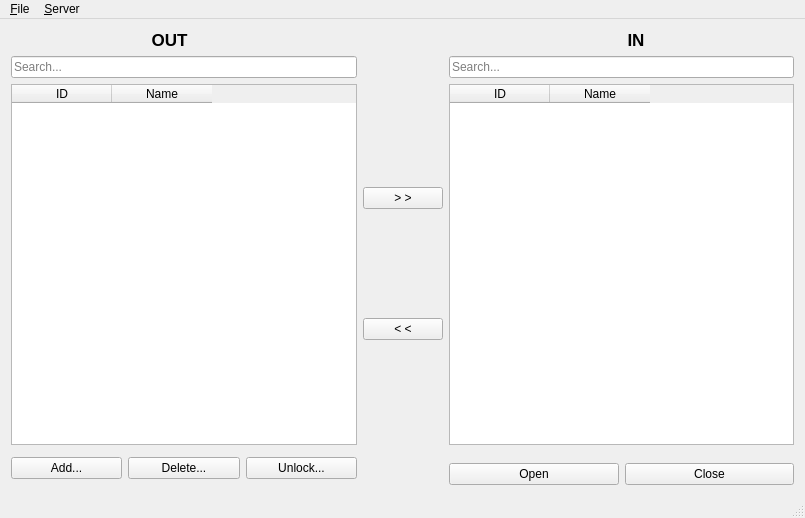
Above: access_control_client/mainwindow.ui from jlliteres/edib before the change. Below: the same form after it.
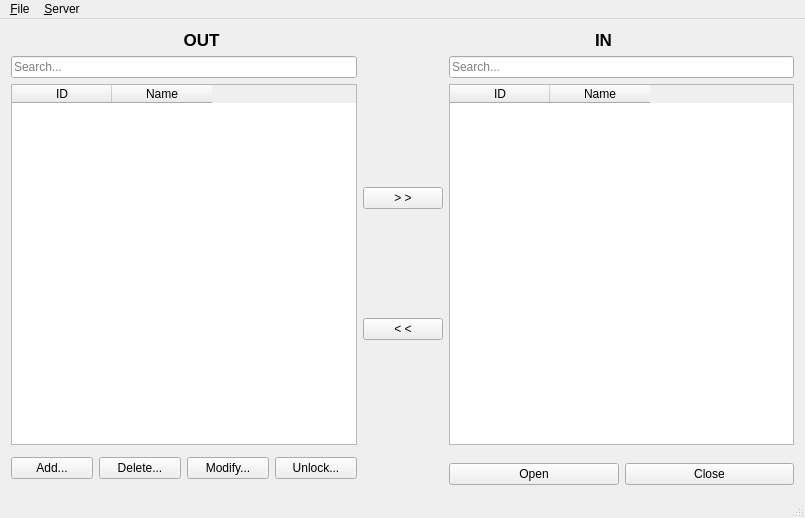
That is the form after the change.

Patch:
```diff
--- a/access_control_client/mainwindow.ui
+++ b/access_control_client/mainwindow.ui
@@ -65,6 +65,13 @@
         </property>
        </widget>
       </item>
+      <item>
+       <widget class="QPushButton" name="btnModify">
+        <property name="text">
+         <string>Modify...</string>
+        </property>
+       </widget>
+      </item>
       <item>
        <widget class="QPushButton" name="btnLock">
         <property name="text">
@@ -162,7 +169,7 @@
          </font>
         </property>
         <property name="text">
-         <string>                               </string>
+         <string/>
         </property>
         <property name="alignment">
          <set>Qt::AlignCenter</set>
```
